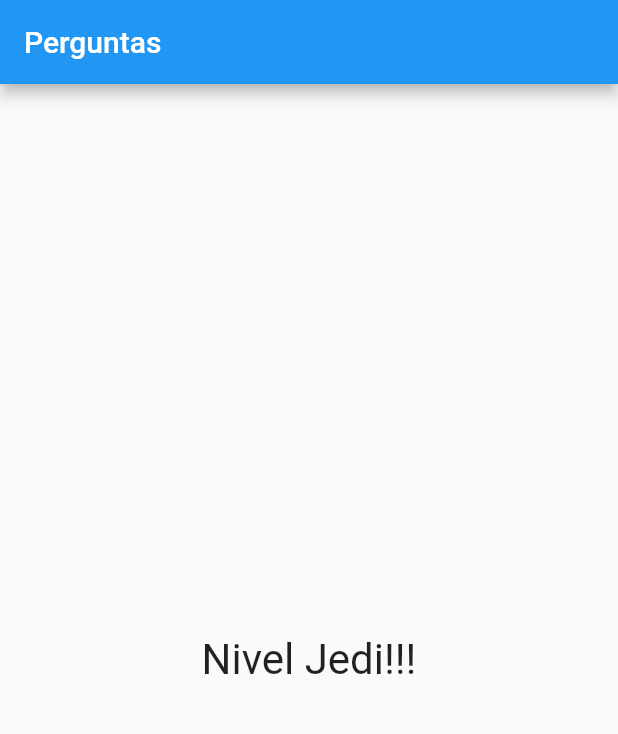
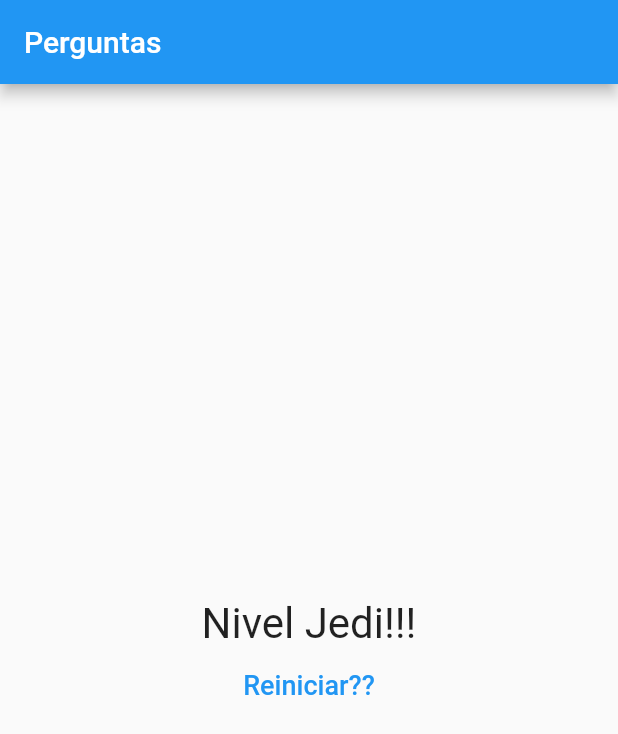
Before and after one commit to EduSilvaMendonca/projeto_perguntas, a Flutter app: the screen it shows after launch, after a tap on "Preto", after a tap on "Cobra", after a tap on "Leo", on a phone screen of 412 x 824 dp. Shown: the top 734 px of the screen. Run offline on Flutter 3.47's test engine with Material 2 defaults, Android fonts, the phone set to English and light mode, and no system bars.

Commit message:
Reiniciando Questionário

```diff
--- a/lib/main.dart
+++ b/lib/main.dart
@@ -44,8 +44,13 @@ class _PerguntaAppState extends State<PerguntaApp> {
         _pontuacaoTotal += pontuacao;
       });
     }
+  }
 
-    print(_pontuacaoTotal);
+  void _reiniciarQuestionario() {
+    setState(() {
+      _perguntaSelecionada = 0;
+      _pontuacaoTotal = 0;
+    });
   }
 
   bool get temPerguntaSelecionada {
@@ -65,7 +70,7 @@ class _PerguntaAppState extends State<PerguntaApp> {
                 perguntaSelecionada: _perguntaSelecionada,
                 quandoResponder: _responder,
               )
-            : Resultado(_pontuacaoTotal),
+            : Resultado(_pontuacaoTotal, _reiniciarQuestionario),
       ),
     );
   }
--- a/lib/resultado.dart
+++ b/lib/resultado.dart
@@ -1,13 +1,13 @@
 import 'package:flutter/material.dart';
 
 class Resultado extends StatelessWidget {
+  final int pontuacao;
+  final void Function() quandoReiniciarQuestionario;
 
-  final int pontuacao;
-
-  Resultado(this.pontuacao);
+  Resultado(this.pontuacao, this.quandoReiniciarQuestionario);
 
   String get fraseResultado {
-    if(pontuacao < 8) {
+    if (pontuacao < 8) {
       return 'Parabéns!!';
     } else if (pontuacao < 12) {
       return 'Você é bom!!';
@@ -20,11 +20,25 @@ class Resultado extends StatelessWidget {
 
   @override
   Widget build(BuildContext context) {
-    return Center(
-      child: Text(
-        fraseResultado,
-        style: TextStyle(fontSize: 28),
-      ),
+    return Column(
+      mainAxisAlignment: MainAxisAlignment.center,
+      children: [
+        Center(
+          child: Text(
+            fraseResultado,
+            style: TextStyle(fontSize: 28),
+          ),
+        ),
+        TextButton(
+            onPressed: quandoReiniciarQuestionario,
+            child: Text(
+              'Reiniciar??',
+              style: TextStyle(
+                color: Colors.blue,
+                fontSize: 18,
+              ),
+            ))
+      ],
     );
   }
 }
```
